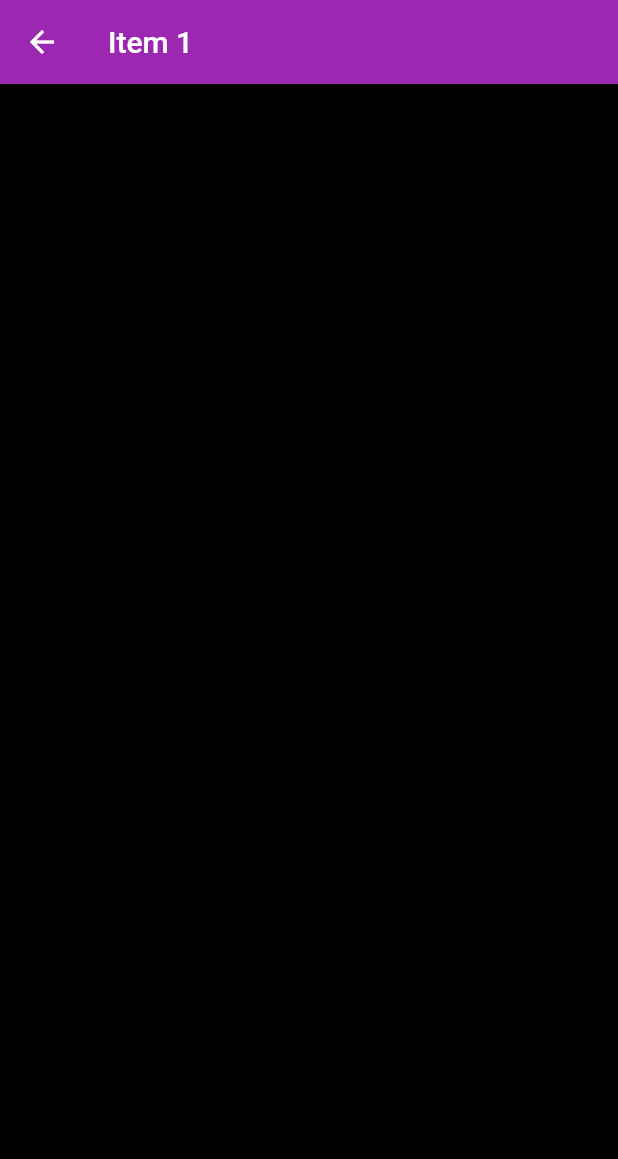
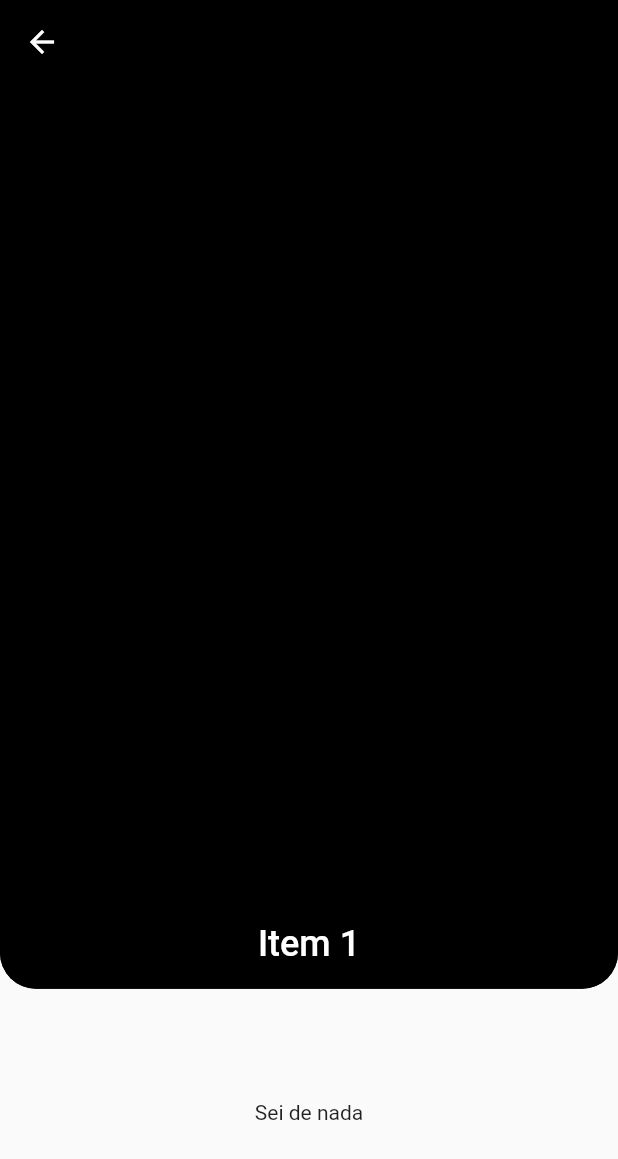
Before and after one commit to Paitomax/flutter_animation, a Flutter app: the screen it shows after launch, after a tap on "Item 1", on a phone screen of 412 x 824 dp. Shown: the top 1159 px of the screen. Run offline on Flutter 3.47's test engine with Material 2 defaults, Android fonts, the phone set to English and light mode, and no system bars; our stand-ins replace bloc, equatable, flutter_bloc.

```diff
--- a/lib/src/item_detail/item_detail_page.dart
+++ b/lib/src/item_detail/item_detail_page.dart
@@ -17,10 +17,44 @@ class ItemDetailPageState extends State<ItemDetailPage> {
   @override
   Widget build(BuildContext context) {
     return Scaffold(
-      appBar: AppBar(
-        title: Text(widget.item.title),
+      body: NestedScrollView(
+        headerSliverBuilder: (BuildContext context, bool innerBoxIsScrolled) {
+          return <Widget>[
+            SliverAppBar(
+              backgroundColor: widget.item.backgroundColor,
+              shape: RoundedRectangleBorder(
+                borderRadius: BorderRadius.vertical(
+                  bottom: Radius.circular(24),
+                ),
+              ),
+              expandedHeight: MediaQuery.of(context).size.height * 0.8,
+              floating: false,
+              pinned: true,
+              flexibleSpace: FlexibleSpaceBar(
+                  collapseMode: CollapseMode.pin,
+                  centerTitle: true,
+                  title: Text(widget.item.title,
+                      style: TextStyle(
+                        color: widget.item.textColor,
+                        fontSize: 16.0,
+                      )),
+                  background: Hero(
+                      tag: widget.item.title,
+                      child: Container(
+                        decoration: BoxDecoration(
+                            color: widget.item.backgroundColor,
+                            borderRadius: BorderRadius.only(
+                              bottomLeft: Radius.circular(24),
+                              bottomRight: Radius.circular(24),
+                            )),
+                      ))),
+            ),
+          ];
+        },
+        body: Center(
+          child: Text("Sei de nada"),
+        ),
       ),
-      body: Hero(tag: widget.item.title, child: Container(color: widget.item.backgroundColor,)),
     );
   }
 }
```
